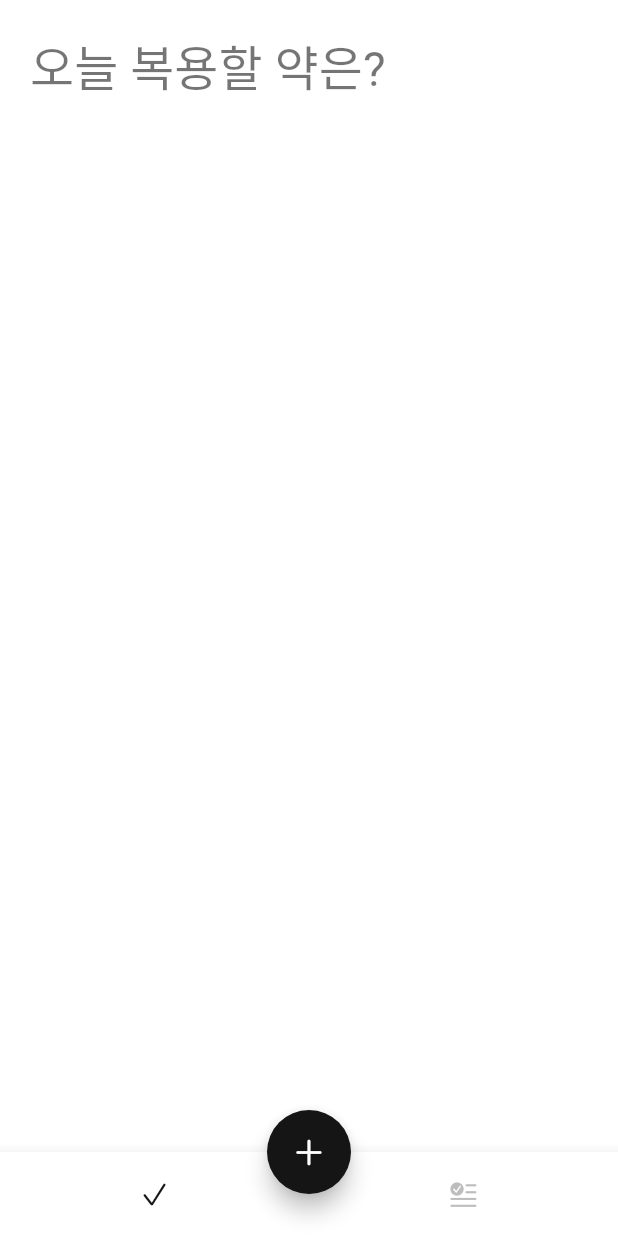
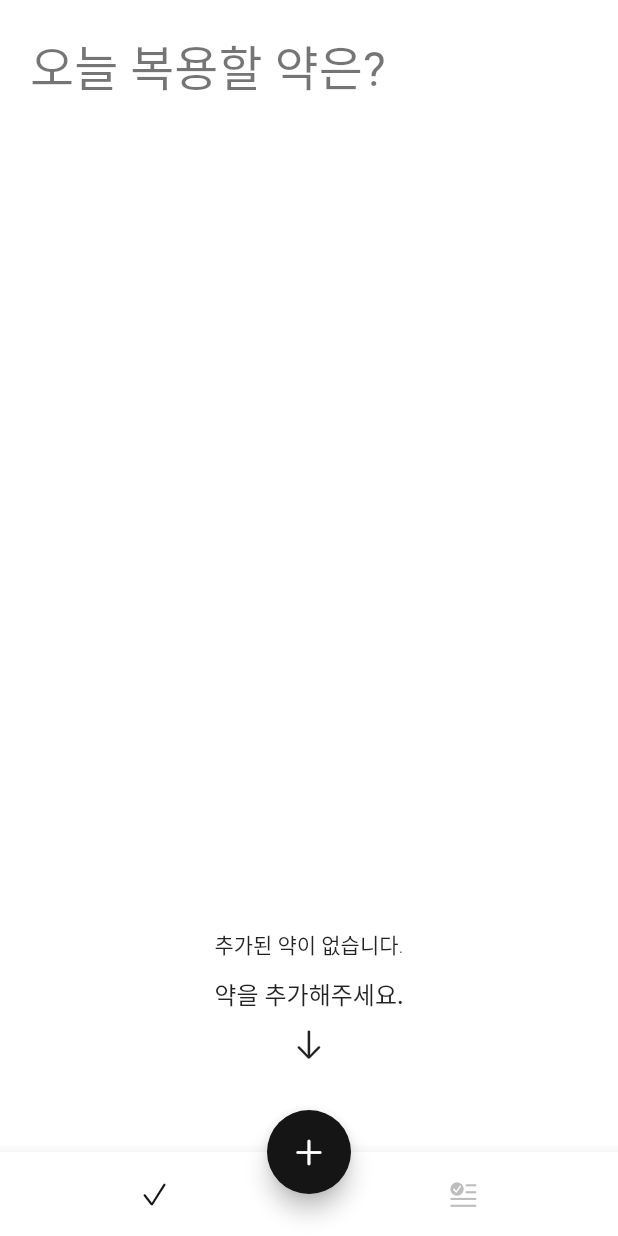
Before and after one commit to taeyun1/Capsule_Project, a Flutter app: the screen it shows after launch, on a phone screen of 412 x 824 dp. Run offline on Flutter 3.47's test engine with Material 2 defaults, Android fonts, the light colour scheme and no system bars; our stand-ins replace flutter_local_notifications, flutter_native_timezone, hive, hive_flutter, image_picker, permission_handler and 1 more; accounts and stored records are empty; Roboto replaces fonts that are missing (GmarketSansTTF).

Commit message:
CapsuleProject : Empty 목록창 제작 (데이터 없을시 UI 제작)

```diff
--- /dev/null
+++ b/lib/pages/today/today_empty_widget.dart
@@ -0,0 +1,29 @@
+import 'package:capsule/components/capsule_constants.dart';
+import 'package:flutter/cupertino.dart';
+import 'package:flutter/material.dart';
+
+class TodayEmty extends StatelessWidget {
+  const TodayEmty({Key? key}) : super(key: key);
+
+  @override
+  Widget build(BuildContext context) {
+    return Container(
+      child: Center(
+        child: Column(
+          mainAxisAlignment: MainAxisAlignment.end,
+          children: [
+            const Text('추가된 약이 없습니다.'),
+            const SizedBox(height: smallSpace),
+            Text(
+              '약을 추가해주세요.',
+              style: Theme.of(context).textTheme.subtitle1,
+            ),
+            const SizedBox(height: smallSpace),
+            const Icon(CupertinoIcons.arrow_down),
+            const SizedBox(height: largeSpace),
+          ],
+        ),
+      ),
+    );
+  }
+}
--- a/lib/pages/today/today_page.dart
+++ b/lib/pages/today/today_page.dart
@@ -4,6 +4,7 @@ import 'package:capsule/components/capsule_constants.dart';
 import 'package:capsule/components/capsule_page_route.dart';
 import 'package:capsule/main.dart';
 import 'package:capsule/models/medicine_alarm.dart';
+import 'package:capsule/pages/today/today_empty_widget.dart';
 import 'package:flutter/cupertino.dart';
 import 'package:flutter/material.dart';
 import 'package:hive_flutter/hive_flutter.dart';
@@ -38,6 +39,10 @@ class TodayPage extends StatelessWidget {
     final medicines = box.values.toList();
     final medicineAlarms = <MedicineAlarm>[]; // View를 위해 만들어진 모델
 
+    if (medicines.isEmpty) {
+      return const TodayEmty();
+    }
+
     for (var medicine in medicines) {
       for (var alarm in medicine.alarms) {
         medicineAlarms.add(
@@ -52,7 +57,11 @@ class TodayPage extends StatelessWidget {
       }
     }
 
-    return ListView.separated(
+    return Column(
+      children: [
+        const Divider(height: 1, thickness: 1.0),
+        Expanded(
+          child: ListView.separated(
             padding: const EdgeInsets.symmetric(vertical: regulerSpace),
             itemCount: medicineAlarms.length,
             itemBuilder: (context, index) {
@@ -64,6 +73,10 @@ class TodayPage extends StatelessWidget {
               return const Divider(height: regulerSpace, thickness: 1.0);
               // return const SizedBox(height: regulerSpace);
             },
+          ),
+        ),
+        const Divider(height: 1, thickness: 1.0),
+      ],
     );
   }
 }
```
Lines whose indentation alone changed are shown as unchanged.
